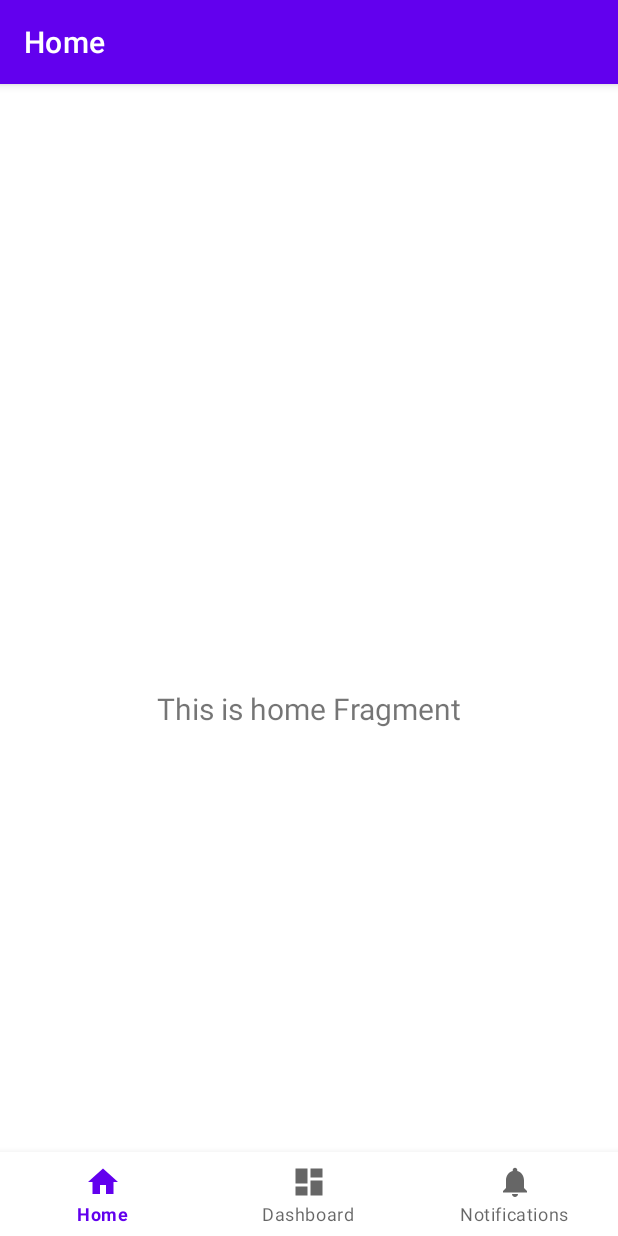
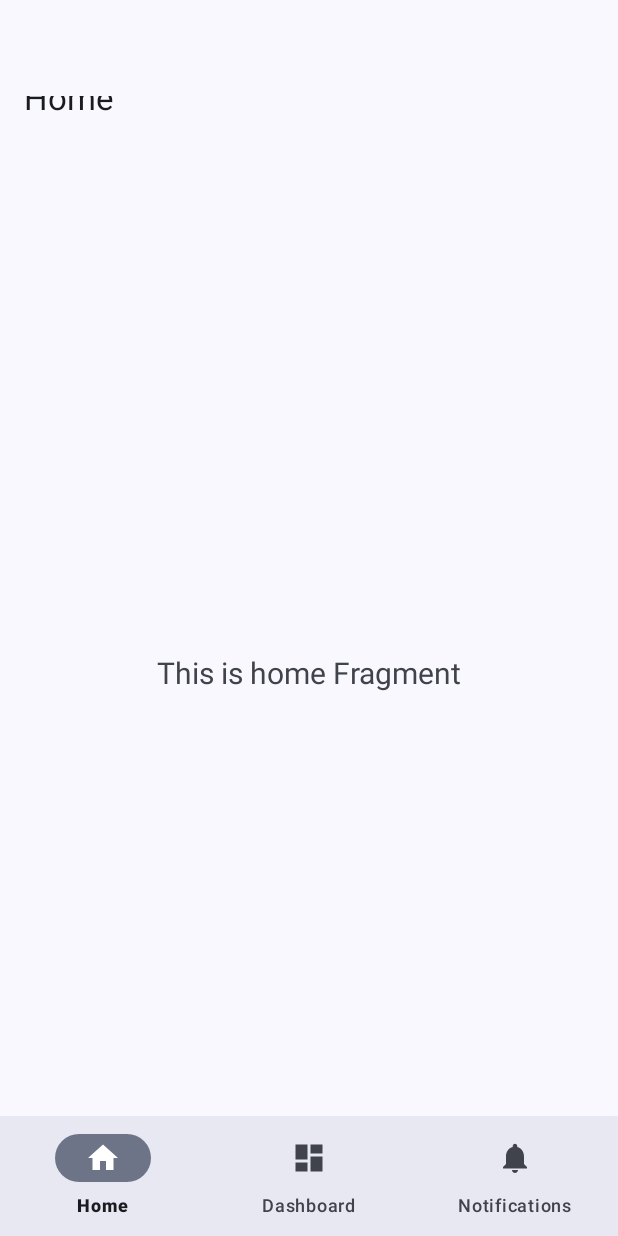
Before and after one commit to yangFenTuoZi/BatteryRecorder, an Android app: the screen it shows after launch (MainActivity), on a phone screen of 412 x 824 dp. Run offline under Robolectric (Android 15) with nearby library versions, the phone set to English and light mode, and no system bars; our stand-ins replace navigation-ui.

Commit message:
ui: MD3样式+动态取色

```diff
--- a/app/src/main/java/yangfentuozi/batteryrecorder/MainActivity.kt
+++ b/app/src/main/java/yangfentuozi/batteryrecorder/MainActivity.kt
@@ -1,31 +1,48 @@
 package yangfentuozi.batteryrecorder
 
+import android.graphics.Color.TRANSPARENT
+import android.os.Build
 import android.os.Bundle
-import com.google.android.material.bottomnavigation.BottomNavigationView
+import androidx.activity.SystemBarStyle
+import androidx.activity.enableEdgeToEdge
 import androidx.appcompat.app.AppCompatActivity
-import androidx.navigation.findNavController
+import androidx.navigation.fragment.NavHostFragment
 import androidx.navigation.ui.AppBarConfiguration
 import androidx.navigation.ui.setupActionBarWithNavController
 import androidx.navigation.ui.setupWithNavController
+import com.google.android.material.bottomnavigation.BottomNavigationView
+import com.google.android.material.color.DynamicColors
 import yangfentuozi.batteryrecorder.databinding.ActivityMainBinding
 
 class MainActivity : AppCompatActivity() {
 
-private lateinit var binding: ActivityMainBinding
+    private lateinit var binding: ActivityMainBinding
 
     override fun onCreate(savedInstanceState: Bundle?) {
         super.onCreate(savedInstanceState)
+        if (Build.VERSION.SDK_INT >= Build.VERSION_CODES.S
+            && DynamicColors.isDynamicColorAvailable())
+            DynamicColors.applyToActivityIfAvailable(this)
 
-     binding = ActivityMainBinding.inflate(layoutInflater)
-     setContentView(binding.root)
+        binding = ActivityMainBinding.inflate(layoutInflater)
+        setContentView(binding.root)
+        setSupportActionBar(binding.toolbar)
+
+        enableEdgeToEdge(
+            statusBarStyle = SystemBarStyle.auto(TRANSPARENT, TRANSPARENT),
+            navigationBarStyle = SystemBarStyle.auto(TRANSPARENT, TRANSPARENT)
+        )
 
         val navView: BottomNavigationView = binding.navView
-
-        val navController = findNavController(R.id.nav_host_fragment_activity_main)
+        val appBarConfiguration = AppBarConfiguration(
+            setOf(
+                R.id.navigation_home, R.id.navigation_dashboard, R.id.navigation_notifications
+            )
+        )
+        val fragment = supportFragmentManager.findFragmentById(R.id.nav_host_fragment_activity_main)
+        val navController = (fragment as NavHostFragment).navController
         // Passing each menu ID as a set of Ids because each
         // menu should be considered as top level destinations.
-        val appBarConfiguration = AppBarConfiguration(setOf(
-            R.id.navigation_home, R.id.navigation_dashboard, R.id.navigation_notifications))
         setupActionBarWithNavController(navController, appBarConfiguration)
         navView.setupWithNavController(navController)
     }
--- a/app/src/main/res/layout/activity_main.xml
+++ b/app/src/main/res/layout/activity_main.xml
@@ -6,6 +6,26 @@
     android:layout_width="match_parent"
     android:layout_height="match_parent"
     android:paddingTop="?attr/actionBarSize" >
+
+    <com.google.android.material.appbar.AppBarLayout
+        android:id="@+id/app_bar"
+        android:layout_width="match_parent"
+        android:layout_height="wrap_content"
+        app:layout_constraintBottom_toTopOf="@id/nav_host_fragment_activity_main"
+        app:layout_constraintLeft_toLeftOf="parent"
+        app:layout_constraintRight_toRightOf="parent"
+        app:layout_constraintTop_toTopOf="parent"
+        android:fitsSystemWindows="true">
+
+        <com.google.android.material.appbar.MaterialToolbar
+            android:id="@+id/toolbar"
+            android:layout_width="match_parent"
+            android:layout_height="?attr/actionBarSize"
+            android:elevation="0dp"
+            android:theme="@style/ThemeOverlay.MaterialComponents.ActionBar"
+            app:layout_collapseMode="pin" />
+
+    </com.google.android.material.appbar.AppBarLayout>
 
     <com.google.android.material.bottomnavigation.BottomNavigationView
         android:id="@+id/nav_view"
@@ -19,17 +39,14 @@
         app:layout_constraintRight_toRightOf="parent"
         app:menu="@menu/bottom_nav_menu"/>
 
-    <fragment
+    <androidx.fragment.app.FragmentContainerView
         android:id="@+id/nav_host_fragment_activity_main"
         android:name="androidx.navigation.fragment.NavHostFragment"
         android:layout_width="match_parent"
         android:layout_height="match_parent"
         app:defaultNavHost="true"
-        app:layout_constraintBottom_toTopOf="@id/nav_view"
         app:layout_constraintLeft_toLeftOf="parent"
         app:layout_constraintRight_toRightOf="parent"
-        app:layout_constraintTop_toTopOf="parent"
-        app:navGraph="@navigation/mobile_navigation"
-    />
+        app:navGraph="@navigation/mobile_navigation" />
 
 </androidx.constraintlayout.widget.ConstraintLayout>
--- a/app/src/main/res/values-night/themes.xml
+++ /dev/null
@@ -1,16 +0,0 @@
-<resources xmlns:tools="http://schemas.android.com/tools">
-    <!-- Base application theme. -->
-    <style name="Theme.BatteryRecorder" parent="Theme.MaterialComponents.DayNight.DarkActionBar">
-        <!-- Primary brand color. -->
-        <item name="colorPrimary">@color/purple_200</item>
-        <item name="colorPrimaryVariant">@color/purple_700</item>
-        <item name="colorOnPrimary">@color/black</item>
-        <!-- Secondary brand color. -->
-        <item name="colorSecondary">@color/teal_200</item>
-        <item name="colorSecondaryVariant">@color/teal_200</item>
-        <item name="colorOnSecondary">@color/black</item>
-        <!-- Status bar color. -->
-        <item name="android:statusBarColor">?attr/colorPrimaryVariant</item>
-        <!-- Customize your theme here. -->
-    </style>
-</resources>
--- a/app/src/main/res/values/colors.xml
+++ /dev/null
@@ -1,10 +0,0 @@
-<?xml version="1.0" encoding="utf-8"?>
-<resources>
-    <color name="purple_200">#FFBB86FC</color>
-    <color name="purple_500">#FF6200EE</color>
-    <color name="purple_700">#FF3700B3</color>
-    <color name="teal_200">#FF03DAC5</color>
-    <color name="teal_700">#FF018786</color>
-    <color name="black">#FF000000</color>
-    <color name="white">#FFFFFFFF</color>
-</resources>
--- a/app/src/main/res/values/dimens.xml
+++ /dev/null
@@ -1,5 +0,0 @@
-<resources>
-    <!-- Default screen margins, per the Android Design guidelines. -->
-    <dimen name="activity_horizontal_margin">16dp</dimen>
-    <dimen name="activity_vertical_margin">16dp</dimen>
-</resources>
--- a/app/src/main/res/values/themes.xml
+++ /dev/null
@@ -1,16 +0,0 @@
-<resources xmlns:tools="http://schemas.android.com/tools">
-    <!-- Base application theme. -->
-    <style name="Theme.BatteryRecorder" parent="Theme.MaterialComponents.DayNight.DarkActionBar">
-        <!-- Primary brand color. -->
-        <item name="colorPrimary">@color/purple_500</item>
-        <item name="colorPrimaryVariant">@color/purple_700</item>
-        <item name="colorOnPrimary">@color/white</item>
-        <!-- Secondary brand color. -->
-        <item name="colorSecondary">@color/teal_200</item>
-        <item name="colorSecondaryVariant">@color/teal_700</item>
-        <item name="colorOnSecondary">@color/black</item>
-        <!-- Status bar color. -->
-        <item name="android:statusBarColor">?attr/colorPrimaryVariant</item>
-        <!-- Customize your theme here. -->
-    </style>
-</resources>
```
Also changed, not shown: app/src/main/AndroidManifest.xml (+3 -7 lines), app/src/main/res/xml/backup_rules.xml (deleted, +0 -13 lines), app/src/main/res/xml/data_extraction_rules.xml (deleted, +0 -19 lines).
